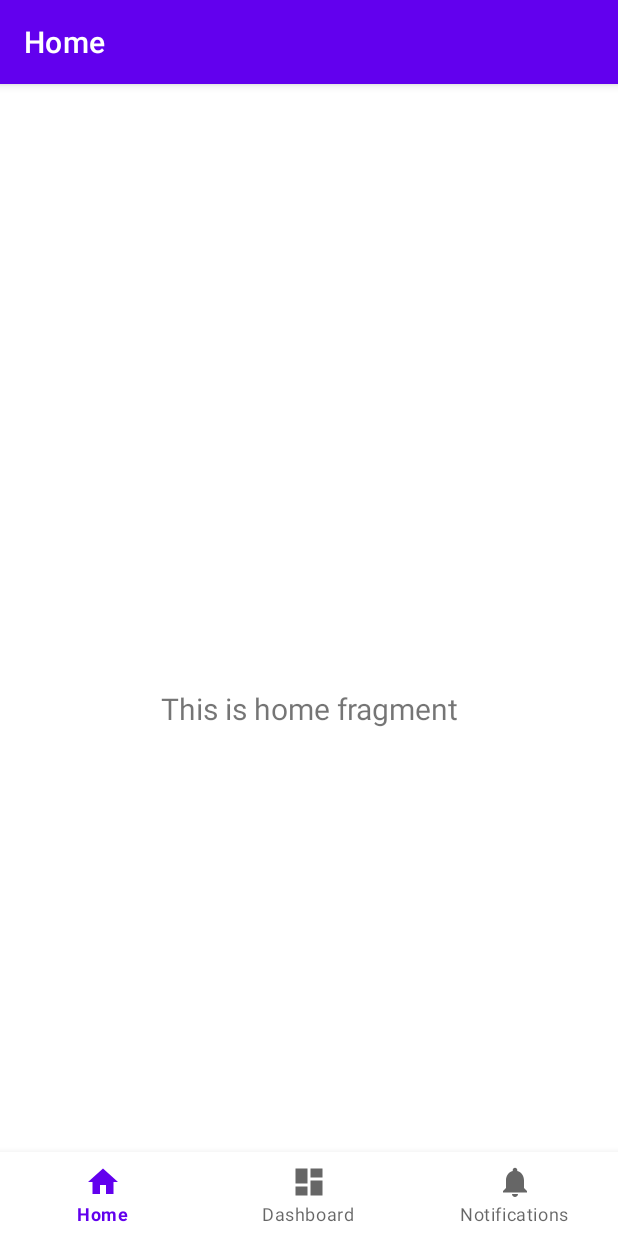
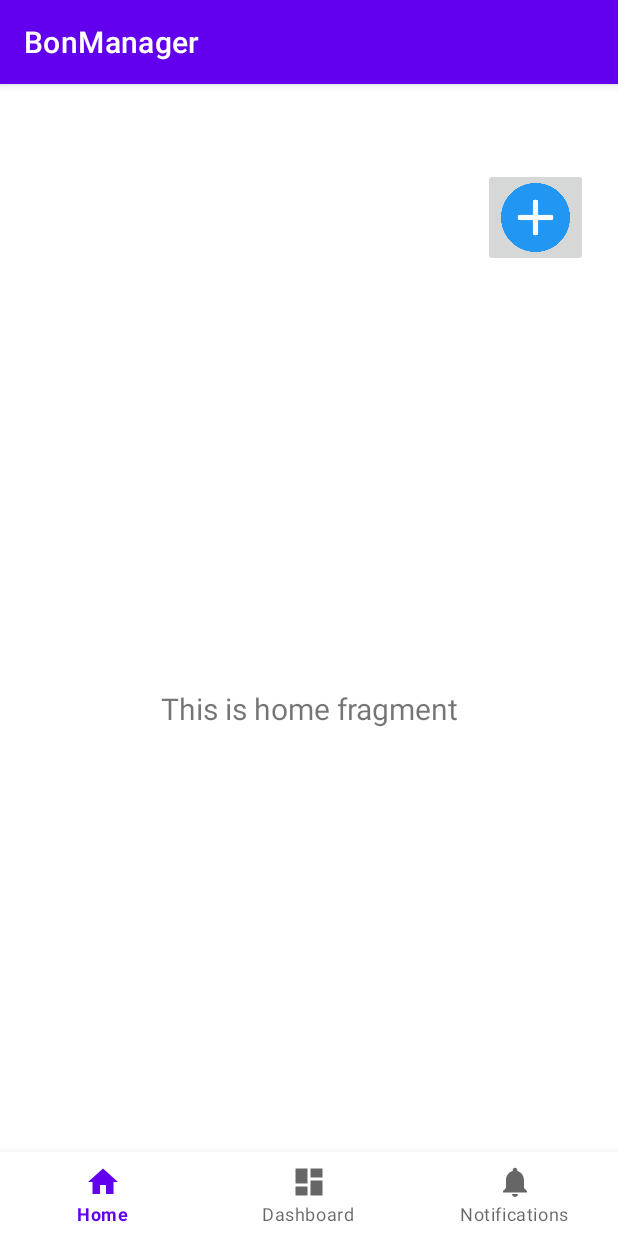
Before and after one commit to AndreiBadescu/BonManager, an Android app: the screen it shows after launch (MainActivity), on a phone screen of 412 x 824 dp. Run offline under Robolectric (Android 15) with nearby library versions, the light colour scheme and no system bars; our stand-ins replace navigation-ui; 3 statements that could not run were skipped.

Commit message:
Added "add image button"

```diff
--- a/app/build.gradle
+++ b/app/build.gradle
@@ -1,5 +1,6 @@
 plugins {
     id 'com.android.application'
+    id 'com.google.gms.google-services'
 }
 
 android {
@@ -32,6 +33,7 @@
 
 dependencies {
 
+    api 'com.google.android.material:material:1.6.0-alpha01'
     implementation 'androidx.appcompat:appcompat:1.4.0'
     implementation 'com.google.android.material:material:1.4.0'
     implementation 'androidx.constraintlayout:constraintlayout:2.1.2'
@@ -39,7 +41,9 @@
     implementation 'androidx.lifecycle:lifecycle-viewmodel-ktx:2.4.0'
     implementation 'androidx.navigation:navigation-fragment:2.3.5'
     implementation 'androidx.navigation:navigation-ui:2.3.5'
-    testImplementation 'junit:junit:4.+'
+    implementation 'com.google.firebase:firebase-core:20.0.0'
+    implementation 'com.google.android.gms:play-services-mlkit-text-recognition:17.0.0'
+    testImplementation 'junit:junit:4.13.2'
     androidTestImplementation 'androidx.test.ext:junit:1.1.3'
     androidTestImplementation 'androidx.test.espresso:espresso-core:3.4.0'
 }
--- a/app/src/main/AndroidManifest.xml
+++ b/app/src/main/AndroidManifest.xml
@@ -2,8 +2,11 @@
 <manifest xmlns:android="http://schemas.android.com/apk/res/android"
     package="com.bonmanager">
 
+    <uses-permission android:name="android.permission.CAMERA"/>
+    <uses-permission android:name="android.permission.INTERNET"/>
     <application
         android:allowBackup="true"
+        android:fullBackupOnly="true"
         android:icon="@drawable/logo"
         android:label="@string/app_name"
         android:roundIcon="@drawable/round_logo"
--- a/app/src/main/res/layout/activity_main.xml
+++ b/app/src/main/res/layout/activity_main.xml
@@ -5,6 +5,23 @@
     android:layout_width="match_parent"
     android:layout_height="match_parent"
     android:paddingTop="?attr/actionBarSize">
+
+    <!--android:layout_margin="16dp"-->
+    <ImageButton
+        android:id="@+id/image"
+        android:maxWidth="70dp"
+        android:maxHeight="70dp"
+        android:layout_marginEnd="20dp"
+        android:scaleType="fitCenter"
+        android:adjustViewBounds="true"
+        android:layout_width="wrap_content"
+        android:layout_height="wrap_content"
+        android:layout_alignParentTop="true"
+        android:layout_alignParentEnd="true"
+        android:src="@drawable/plus_btn"
+        app:layout_constraintEnd_toEndOf="parent"
+        app:layout_constraintTop_toTopOf="parent"
+        android:contentDescription="@string/add_image"/>
 
     <com.google.android.material.bottomnavigation.BottomNavigationView
         android:id="@+id/nav_view"
@@ -18,16 +35,18 @@
         app:layout_constraintRight_toRightOf="parent"
         app:menu="@menu/bottom_nav_menu" />
 
-    <fragment
+    <androidx.fragment.app.FragmentContainerView
         android:id="@+id/nav_host_fragment_activity_main"
         android:name="androidx.navigation.fragment.NavHostFragment"
         android:layout_width="match_parent"
         android:layout_height="match_parent"
         app:defaultNavHost="true"
         app:layout_constraintBottom_toTopOf="@id/nav_view"
+        app:layout_constraintHorizontal_bias="0.0"
         app:layout_constraintLeft_toLeftOf="parent"
         app:layout_constraintRight_toRightOf="parent"
         app:layout_constraintTop_toTopOf="parent"
+        app:layout_constraintVertical_bias="1.0"
         app:navGraph="@navigation/mobile_navigation" />
 
 </androidx.constraintlayout.widget.ConstraintLayout>
--- a/app/src/main/res/values/colors.xml
+++ b/app/src/main/res/values/colors.xml
@@ -7,4 +7,6 @@
     <color name="teal_700">#FF018786</color>
     <color name="black">#FF000000</color>
     <color name="white">#FFFFFFFF</color>
+
+
 </resources>
--- a/app/src/main/res/values/strings.xml
+++ b/app/src/main/res/values/strings.xml
@@ -3,4 +3,5 @@
     <string name="title_home">Home</string>
     <string name="title_dashboard">Dashboard</string>
     <string name="title_notifications">Notifications</string>
+    <string name="add_image">Add image to process</string>
 </resources>
--- a/build.gradle
+++ b/build.gradle
@@ -6,6 +6,7 @@
     }
     dependencies {
         classpath "com.android.tools.build:gradle:7.0.3"
+        classpath 'com.google.gms:google-services:4.3.10'
 
         // NOTE: Do not place your application dependencies here; they belong
         // in the individual module build.gradle files
```
Also changed, not shown: app/src/main/res/drawable-v24/plus_btn.png (added), 1 other file.
